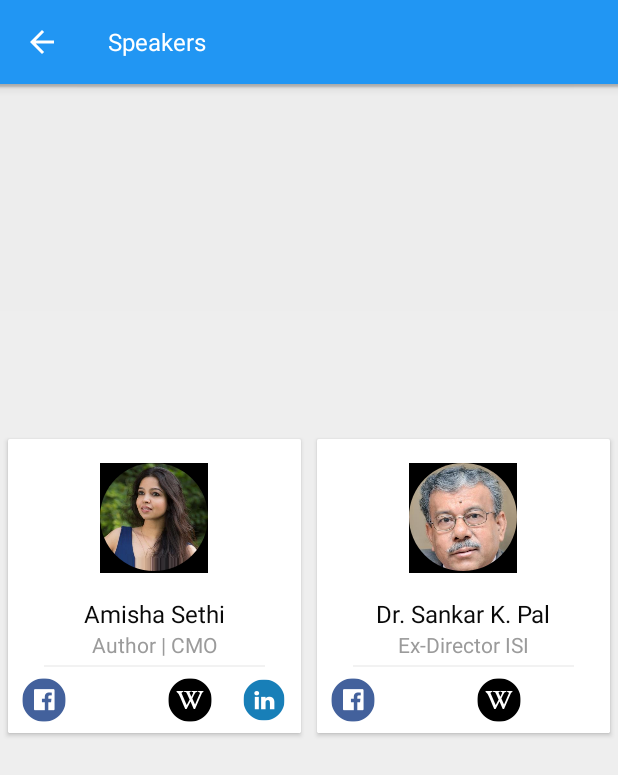
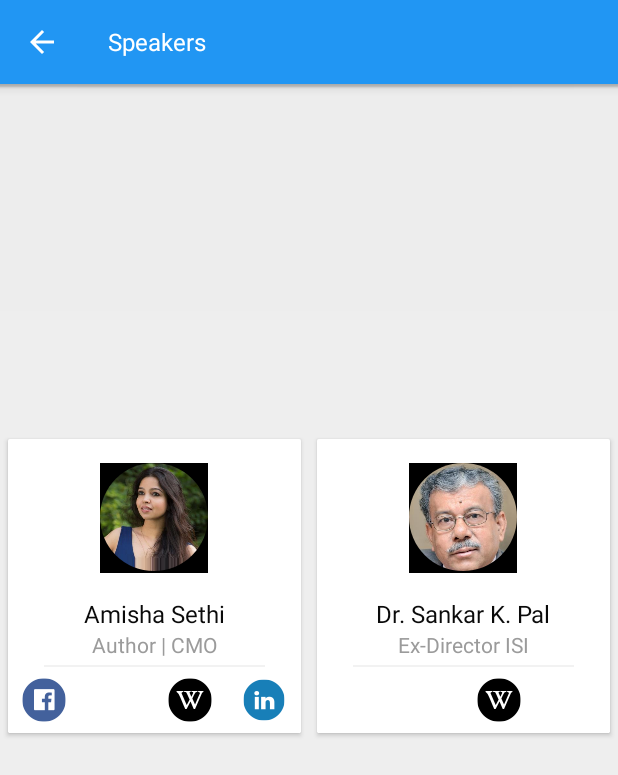
Before and after one commit to ankurshukla03/Plinth_2, an Android app: the Talks screen opened directly, with no data from a screen before it, scrolled down 534 dp, on a phone screen of 412 x 824 dp. Shown: the top 775 px of the screen. Run offline under Robolectric (Android 15) with nearby library versions, the phone set to English and light mode, and no system bars; pictures from the network do not load; 3 statements that could not run were skipped.

Commit message:
Speakers layout updated

```diff
--- a/app/src/main/java/lnmiit/madclub/plinth/Activity/Talks.java
+++ b/app/src/main/java/lnmiit/madclub/plinth/Activity/Talks.java
@@ -24,20 +24,25 @@ import lnmiit.madclub.plinth.R;
 public class Talks extends AppCompatActivity {
 
     public static ArrayList<ModelTalks> modelTalksArrayList = new ArrayList<>();
-    public static int[] talk_image = {R.drawable.s1,R.drawable.sx,R.drawable.s3,R.drawable.s4};
-    public static String[] talk_name = {"Dr. K. Kasturirangan","Ashwin Sanghi","Amisha Sethi","Dr. Sankar K. Pal"};
+    public static int[] talk_image = {R.drawable.s1,R.drawable.sx,R.drawable.s3,R.drawable.s4,
+    R.drawable.s5,R.drawable.s6,R.drawable.s7};
+    public static String[] talk_name = {"Dr. K. Kasturirangan","Ashwin Sanghi","Amisha Sethi","Dr. Sankar K. Pal"
+    ,"Will Patterson","Anand Oswal","Varun Dhawan"};
     public static String[] designation = {"Ex-Chairman ISRO ","Best-Selling Author ","Author | CMO"
-    ,"Ex-Director ISI"};
+    ,"Ex-Director ISI","Freelance Graphic Designer","V.P. Engineering,Cisco","Int. Architect,Innovaccer"};
     public static String[] talks_fb = {"https://www.facebook.com/pages/Krishnaswamy-Kasturirangan/112031638816057?fref=ts",
             "https://www.facebook.com/ashwinsanghi?fref=ts",
             "https://www.facebook.com/amishasethiauthor/",
-            ""};
-    public static String[] talks_twitter = {"","https://twitter.com/ashwinsanghi","",""};
+            "","https://www.facebook.com/willpatersondesign","","https://www.facebook.com/varun.dhawan?fref=ts"};
+    public static String[] talks_twitter = {"","https://twitter.com/ashwinsanghi","","",
+    "https://twitter.com/will_paterson10","https://twitter.com/aoswal1234","https://twitter.com/varunrokz"};
     public static String[] talks_linkedin = {"","https://www.linkedin.com/in/ashwinsanghi",
-            "https://www.linkedin.com/in/amishasethi",""};
+            "https://www.linkedin.com/in/amishasethi","","","https://www.linkedin.com/in/anandoswal",
+            "https://www.linkedin.com/in/varundhawan5792"};
     public static String[] talks_wiki = {"https://en.wikipedia.org/wiki/Krishnaswamy_Kasturirangan",
             "https://en.wikipedia.org/wiki/Ashwin_Sanghi",
-            "https://en.wikipedia.org/wiki/Amisha_Sethi","https://en.wikipedia.org/wiki/Sankar_Kumar_Pal"};
+            "https://en.wikipedia.org/wiki/Amisha_Sethi","https://en.wikipedia.org/wiki/Sankar_Kumar_Pal",
+    "","",""};
     RecyclerView mRecyclerView;
     RecyclerView.LayoutManager mLayoutManager;
     RecyclerView.Adapter mAdapter;
--- a/app/src/main/java/lnmiit/madclub/plinth/Adapter/TalkAdapter.java
+++ b/app/src/main/java/lnmiit/madclub/plinth/Adapter/TalkAdapter.java
@@ -48,6 +48,12 @@ public class TalkAdapter extends RecyclerView.Adapter<TalkAdapter.ViewHolder> {
             }
             if(modelTalks.linked_link.equals("")){
                 holder.linkedin.setVisibility(View.GONE);
+            }
+            if(modelTalks.wiki_link.equals("")){
+            holder.wiki.setVisibility(View.GONE);
+            }
+            if(modelTalks.fb_link.equals("")){
+            holder.fb.setVisibility(View.GONE);
             }
             holder.fb.setOnClickListener(new View.OnClickListener() {
                 @Override
```
Also changed, not shown: app/src/main/res/drawable/s5.jpg (added), app/src/main/res/drawable/s6.jpg (added), app/src/main/res/drawable/s7.jpg (added).
